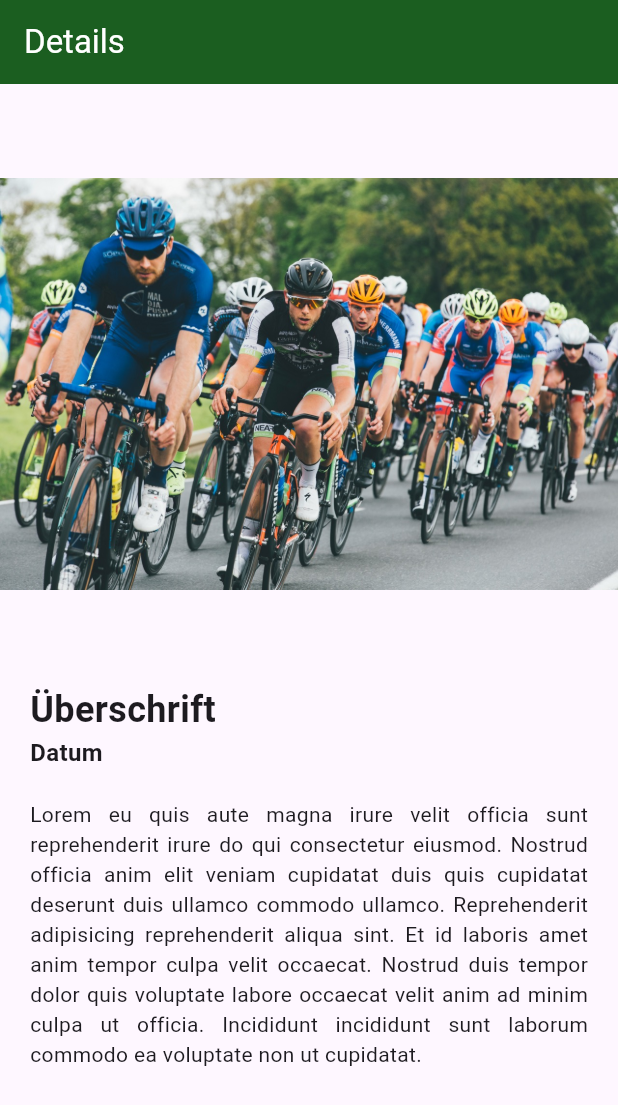
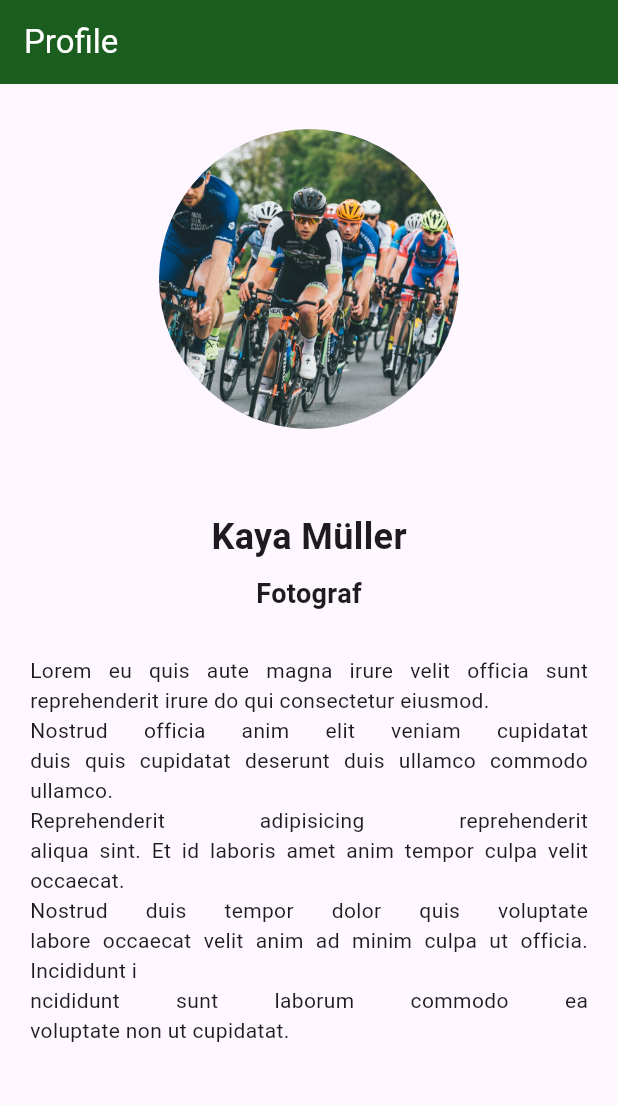
Before and after one commit to AkademieDirk/gallery_app, a Flutter app: the screen it shows after launch, on a phone screen of 412 x 824 dp. Shown: the top 1105 px of the screen. Run offline on Flutter 3.47's test engine with Material 3 defaults, Android fonts, the phone set to English and light mode, and no system bars.

Commit message:
Prfile Screen edited and stateful widget created

```diff
--- a/lib/screens/details_screen.dart
+++ b/lib/features/galleryview/screens/details_screen.dart
@@ -14,6 +14,7 @@ class DetailsScreen extends StatelessWidget {
               child: Column(
                 crossAxisAlignment: CrossAxisAlignment.center,
                 children: [
+                  // hier Variable aus der Imagelist verwenden ImageWidget
                   SizedBox(
                       height: 400,
                       width: 600,
@@ -24,6 +25,7 @@ class DetailsScreen extends StatelessWidget {
                       SizedBox(
                         width: 20,
                       ),
+                      //hier Variable einsetzen
                       Text(
                         "Überschrift",
                         style: TextStyle(
@@ -48,8 +50,13 @@ class DetailsScreen extends StatelessWidget {
                   ]),
                   Padding(
                     padding: const EdgeInsets.all(20.0),
+                    // hier wird später die Variable aus der Liste eingesetzt
                     child: Text(
-                      "Lorem eu quis aute magna irure velit officia sunt reprehenderit irure do qui consectetur eiusmod. Nostrud officia anim elit veniam cupidatat duis quis cupidatat deserunt duis ullamco commodo ullamco. Reprehenderit adipisicing reprehenderit aliqua sint. Et id laboris amet anim tempor culpa velit occaecat. Nostrud duis tempor dolor quis voluptate labore occaecat velit anim ad minim culpa ut officia. Incididunt incididunt sunt laborum commodo ea voluptate non ut cupidatat.",
+                      """Lorem eu quis aute magna irure velit officia sunt reprehenderit irure do qui consectetur eiusmod.
+                      Nostrud officia anim elit veniam cupidatat duis quis cupidatat deserunt duis ullamco commodo ullamco.
+                      Reprehenderit adipisicing reprehenderit aliqua sint. Et id laboris amet anim tempor culpa velit occaecat.
+                      Nostrud duis tempor dolor quis voluptate labore occaecat velit anim ad minim culpa ut officia. Incididunt i
+                      ncididunt sunt laborum commodo ea voluptate non ut cupidatat.""",
                       textAlign: TextAlign.justify,
                     ),
                   ),
--- /dev/null
+++ b/lib/features/profile/screens/profile_screen.dart
@@ -0,0 +1,47 @@
+import 'package:flutter/material.dart';
+
+class ProfileScreen extends StatelessWidget {
+  const ProfileScreen({super.key});
+
+  @override
+  Widget build(BuildContext context) {
+    return MaterialApp(
+        home: Scaffold(
+      appBar: AppBar(
+          backgroundColor: Colors.green[900],
+          title: Text("Profile", style: TextStyle(color: Colors.white))),
+      body: Center(
+          child: Column(children: [
+        Padding(
+          padding: const EdgeInsets.all(30.0),
+          child: CircleAvatar(
+              radius: 100,
+              backgroundImage: AssetImage("assets/images/bike.jpeg")),
+        ),
+        SizedBox(height: 25),
+        Text(
+          "Kaya Müller",
+          style: TextStyle(fontSize: 24, fontWeight: FontWeight.bold),
+        ),
+        Padding(
+          padding: const EdgeInsets.all(8.0),
+          child: Text(
+            "Fotograf",
+            style: TextStyle(fontSize: 18, fontWeight: FontWeight.bold),
+          ),
+        ),
+        Padding(
+            padding: const EdgeInsets.all(20.0),
+            // hier wird später die Variable aus der Liste eingesetzt
+            child: Text(
+              """Lorem eu quis aute magna irure velit officia sunt reprehenderit irure do qui consectetur eiusmod.
+                      Nostrud officia anim elit veniam cupidatat duis quis cupidatat deserunt duis ullamco commodo ullamco.
+                      Reprehenderit adipisicing reprehenderit aliqua sint. Et id laboris amet anim tempor culpa velit occaecat.
+                      Nostrud duis tempor dolor quis voluptate labore occaecat velit anim ad minim culpa ut officia. Incididunt i
+                      ncididunt sunt laborum commodo ea voluptate non ut cupidatat.""",
+              textAlign: TextAlign.justify,
+            )),
+      ])),
+    ));
+  }
+}
--- a/lib/main.dart
+++ b/lib/main.dart
@@ -1,8 +1,10 @@
 import 'package:flutter/material.dart';
-import 'package:gallery_app/screens/details_screen.dart';
+import 'package:gallery_app/features/galleryview/screens/details_screen.dart';
+
+import 'features/profile/screens/profile_screen.dart';
 
 void main() {
-  runApp(const DetailsScreen());
+  runApp(const ProfileScreen());
 }
 
 class MainApp extends StatelessWidget {
@@ -13,7 +15,7 @@ class MainApp extends StatelessWidget {
     return const MaterialApp(
       home: Scaffold(
         body: Center(
-          child: Text('Hello World!'),
+          child: Center(child: Text('Hello World!')),
         ),
       ),
     );
--- a/lib/screens/profile_screen.dart
+++ /dev/null
@@ -1,10 +0,0 @@
-import 'package:flutter/material.dart';
-
-class ProfileScreen extends StatelessWidget {
-  const ProfileScreen({super.key});
-
-  @override
-  Widget build(BuildContext context) {
-    return const Placeholder();
-  }
-}
```
Also changed, not shown: lib/features/galleryview/screens/home_screen.dart (renamed from lib/screens/home_screen.dart).
